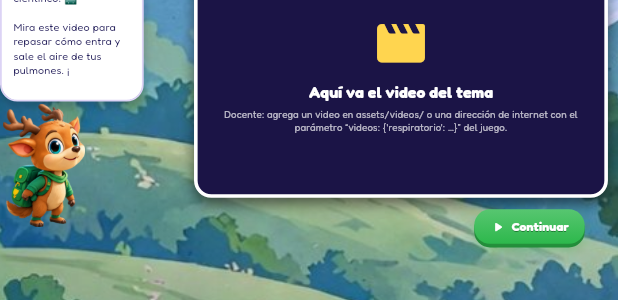
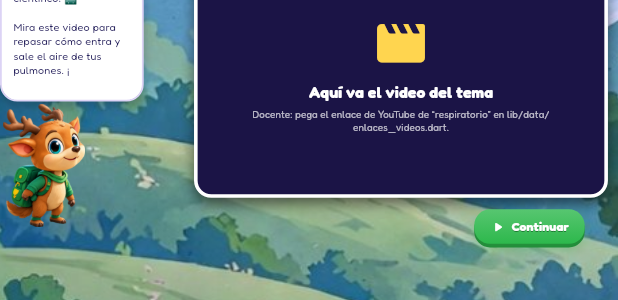
Before and after one commit to marlenexh/exploracyt, a Flutter app: the PantallaVideoTema widget shown alone on an empty page, opened directly, on a phone screen of 412 x 824 dp. Shown: the part 538-838 px from the top of the screen. Run offline on Flutter 3.47's test engine with Material 3 defaults, Android fonts, the phone set to English and light mode, and no system bars; our stand-ins replace shared_preferences, video_player, youtube_player_iframe; accounts and stored records are empty.

Commit message:
Videos de YouTube: reproductor en el juego y un solo archivo de enlaces
Todos los videos del juego (90, de los 6 mundos) se configuran pegando
su enlace de YouTube en lib/data/enlaces_videos.dart. El reproductor usa
youtube_player_iframe (web, Android e iOS) y deja continuar al ver el
80 % del video, si YouTube no permite insertarlo o tras 90 segundos si no
carga. Si un enlace está vacío se usa el archivo de assets/videos o se
muestra un aviso para el docente. Se agrega el permiso de internet en
Android.

Co-Authored-By: Claude Opus 5.5 <noreply@anthropic.com>
Claude-Session: https://claude.ai/code/session_01VrspmPvjYco5vcoBE7oz6H

```diff
--- a/assets/videos/LEEME.txt
+++ b/assets/videos/LEEME.txt
@@ -1,3 +1,20 @@
+VIDEOS DE YOUTUBE (recomendado)
+================================
+La forma más fácil: pega el enlace de YouTube de cada video en
+lib/data/enlaces_videos.dart. Ahí están los 90 videos del juego, con el
+mundo, el tema y la misión de cada uno. Por ejemplo:
+  'ia_1': 'https://www.youtube.com/watch?v=XXXXXXXXXXX',
+Sirven enlaces de youtube.com/watch, youtu.be, shorts y embed.
+El video debe permitir insertarse en otros sitios (en YouTube Studio:
+"Permitir insertar"). Si no, el juego avisa y deja continuar.
+El alumno puede continuar al ver el 80 % del video (o tras 90 segundos si
+YouTube no carga).
+
+VIDEOS DESCARGADOS (opcional, funcionan sin internet)
+=====================================================
+Si un enlace queda vacío, el juego busca el archivo en esta carpeta con el
+nombre que aparece abajo.
+
 Coloca aquí los videos de cada misión del Tema 1:
   sistema_circulatorio.mp4   (Misión 1)
   sistema_respiratorio.mp4   (Misión 2)
--- /dev/null
+++ b/lib/data/enlaces_videos.dart
@@ -0,0 +1,163 @@
+/// Enlaces de YouTube de los videos del juego.
+///
+/// Pega entre las comillas el enlace de YouTube de cada video, por ejemplo:
+///   'ia_1': 'https://www.youtube.com/watch?v=XXXXXXXXXXX',
+/// Sirven enlaces de youtube.com/watch, youtu.be, shorts y embed.
+///
+/// Si un enlace queda vacío (''), el juego busca el archivo en assets/videos/
+/// y, si tampoco existe, muestra el aviso "Aquí va el video del tema" y deja
+/// continuar la misión.
+///
+/// Importante: el video debe permitir "insertarse" en otros sitios (opción de
+/// YouTube Studio); si no, el juego avisa y deja continuar.
+const enlacesVideos = <String, String>{
+  // ===== Biología · Tema 1: El cuerpo humano y sus sistemas =====
+  'circulatorio': '', // Sistema circulatorio
+  'respiratorio': '', // Sistema respiratorio
+  'inmune': '', // Sistema inmunológico
+
+  // ===== Biología · Tema 2: El mundo de las células =====
+  'celulas_1': '', // Misión 1 · ¿qué es una célula?
+  'celulas_2': '', // Misión 2 · células animales y vegetales
+  'celulas_3': '', // Misión 3 · la importancia de las células
+
+  // ===== Biología · Tema 3: Alimentación saludable =====
+  'alimentacion_1': '', // Misión 1 · los nutrientes
+  'alimentacion_2': '', // Misión 2 · el Plato del Bien Comer
+  'alimentacion_3': '', // Misión 3 · hábitos saludables
+
+  // ===== Biología · Tema 4: La vida a nuestro alrededor =====
+  'seres_vivos_1': '', // Misión 1 · los seres vivos
+  'seres_vivos_2': '', // Misión 2 · las plantas
+  'seres_vivos_3': '', // Misión 3 · los animales
+
+  // ===== Biología · Tema 5: Biodiversidad y ecosistemas =====
+  'ecosistemas_1': '', // Misión 1 · los ecosistemas
+  'ecosistemas_2': '', // Misión 2 · cadenas alimenticias
+  'ecosistemas_3': '', // Misión 3 · la biodiversidad
+
+  // ===== Electrónica · Tema 1: Conoce los componentes =====
+  'componentes_1': '', // Misión 1 · componentes electrónicos
+  'componentes_2': '', // Misión 2 · el LED y la resistencia
+  'componentes_3': '', // Misión 3 · pilas e interruptores
+
+  // ===== Electrónica · Tema 2: Conecta y enciende =====
+  'circuitos_1': '', // Misión 1 · el circuito eléctrico
+  'circuitos_2': '', // Misión 2 · serie y paralelo
+  'circuitos_3': '', // Misión 3 · conductores y aislantes
+
+  // ===== Electrónica · Tema 3: Detectives electrónicos =====
+  'sensores_1': '', // Misión 1 · ¿qué es un sensor?
+  'sensores_2': '', // Misión 2 · cómo funcionan los sensores
+  'sensores_3': '', // Misión 3 · sensores en la vida diaria
+
+  // ===== Electrónica · Tema 4: Máquinas en movimiento =====
+  'maquinas_1': '', // Misión 1 · el motor eléctrico
+  'maquinas_2': '', // Misión 2 · los mecanismos
+  'maquinas_3': '', // Misión 3 · máquinas en casa
+
+  // ===== Electrónica · Tema 5: Lámpara automática =====
+  'inventos_1': '', // Misión 1 · sistemas automáticos
+  'inventos_2': '', // Misión 2 · programación por bloques
+  'inventos_3': '', // Misión 3 · diseña tu invento
+
+  // ===== Programación · Tema 1: Piensa como programador =====
+  'programacion_1': '', // Misión 1 · ¿qué es programar?
+  'programacion_2': '', // Misión 2 · pensamiento computacional
+  'programacion_3': '', // Misión 3 · resolver problemas
+
+  // ===== Programación · Tema 2: Sigue las instrucciones =====
+  'algoritmos_1': '', // Misión 1 · los algoritmos
+  'algoritmos_2': '', // Misión 2 · las secuencias
+  'algoritmos_3': '', // Misión 3 · diagramas de flujo
+
+  // ===== Programación · Tema 3: Programa con bloques =====
+  'bloques_1': '', // Misión 1 · programar con bloques
+  'bloques_2': '', // Misión 2 · programa al robot
+  'bloques_3': '', // Misión 3 · dibuja con código
+
+  // ===== Programación · Tema 4: Repite y decide =====
+  'repite_1': '', // Misión 1 · las decisiones
+  'repite_2': '', // Misión 2 · los ciclos
+  'repite_3': '', // Misión 3 · ciclos y decisiones
+
+  // ===== Programación · Tema 5: Encuentra el error =====
+  'errores_1': '', // Misión 1 · los bugs
+  'errores_2': '', // Misión 2 · depurar algoritmos
+  'errores_3': '', // Misión 3 · depurar programas
+
+  // ===== Química · Tema 1: El mundo de los materiales =====
+  'materiales_1': '', // Misión 1 · los materiales
+  'materiales_2': '', // Misión 2 · propiedades de los materiales
+  'materiales_3': '', // Misión 3 · usos de los materiales
+
+  // ===== Química · Tema 2: Los gases y sus propiedades =====
+  'gases_1': '', // Misión 1 · los gases
+  'gases_2': '', // Misión 2 · propiedades de los gases
+  'gases_3': '', // Misión 3 · gases en casa
+
+  // ===== Química · Tema 3: Todo se transforma =====
+  'cambios_1': '', // Misión 1 · cambios temporales
+  'cambios_2': '', // Misión 2 · cambios permanentes
+  'cambios_3': '', // Misión 3 · cambios de estado
+
+  // ===== Química · Tema 4: Cocción y descomposición de los alimentos =====
+  'coccion_1': '', // Misión 1 · la cocción
+  'coccion_2': '', // Misión 2 · la descomposición
+  'coccion_3': '', // Misión 3 · conservar alimentos
+
+  // ===== Química · Tema 5: Combustión y oxidación =====
+  'combustion_1': '', // Misión 1 · la combustión
+  'combustion_2': '', // Misión 2 · la oxidación
+  'combustion_3': '', // Misión 3 · el fuego y el ambiente
+
+  // ===== Física · Tema 1: El magnetismo y sus misterios =====
+  'magnetismo_1': '', // Misión 1 · los imanes
+  'magnetismo_2': '', // Misión 2 · materiales magnéticos
+  'magnetismo_3': '', // Misión 3 · la Tierra y la brújula
+
+  // ===== Física · Tema 2: La gravedad en acción =====
+  'gravedad_1': '', // Misión 1 · la gravedad
+  'gravedad_2': '', // Misión 2 · la caída libre
+  'gravedad_3': '', // Misión 3 · efectos de la gravedad
+
+  // ===== Física · Tema 3: Calor y energía térmica =====
+  'calor_1': '', // Misión 1 · temperatura y calor
+  'calor_2': '', // Misión 2 · transferencia de calor
+  'calor_3': '', // Misión 3 · conductores y aislantes
+
+  // ===== Física · Tema 4: La energía que nos rodea =====
+  'energia_1': '', // Misión 1 · la electricidad
+  'energia_2': '', // Misión 2 · conductores y aislantes
+  'energia_3': '', // Misión 3 · ahorra energía
+
+  // ===== Física · Tema 5: Explorando el Sistema Solar =====
+  'espacio_1': '', // Misión 1 · el Sistema Solar
+  'espacio_2': '', // Misión 2 · los planetas
+  'espacio_3': '', // Misión 3 · los movimientos de la Tierra
+
+  // ===== Inteligencia Artificial · Tema 1: Máquinas inteligentes =====
+  'ia_1': '', // Misión 1 · ¿qué es la IA?
+  'ia_2': '', // Misión 2 · la prueba de Turing
+  'ia_3': '', // Misión 3 · agentes inteligentes
+
+  // ===== Inteligencia Artificial · Tema 2: Encuentra el patrón =====
+  'patrones_1': '', // Misión 1 · características y semejanzas
+  'patrones_2': '', // Misión 2 · secuencias y patrones
+  'patrones_3': '', // Misión 3 · las máquinas ven
+
+  // ===== Inteligencia Artificial · Tema 3: Enseña a una máquina =====
+  'aprendizaje_1': '', // Misión 1 · ¿cómo aprende una máquina?
+  'aprendizaje_2': '', // Misión 2 · entrena una IA
+  'aprendizaje_3': '', // Misión 3 · redes neuronales
+
+  // ===== Inteligencia Artificial · Tema 4: Inteligencia en acción =====
+  'accion_1': '', // Misión 1 · asistentes inteligentes
+  'accion_2': '', // Misión 2 · recomendaciones
+  'accion_3': '', // Misión 3 · la IA que ayuda
+
+  // ===== Inteligencia Artificial · Tema 5: Usa la IA con cuidado =====
+  'cuidado_1': '', // Misión 1 · la IA se equivoca
+  'cuidado_2': '', // Misión 2 · cuida tus datos
+  'cuidado_3': '', // Misión 3 · usa la IA con responsabilidad
+};
--- a/lib/presentation/biology/tema1/mision1.dart
+++ b/lib/presentation/biology/tema1/mision1.dart
@@ -4,6 +4,8 @@ import 'dart:math' as math;
 import 'package:flutter/material.dart';
 import 'package:flutter/services.dart';
 import 'package:video_player/video_player.dart';
+import '../../../data/enlaces_videos.dart';
+import '../../videos/video_youtube.dart';
 
 import 'aventura.dart';
 import 'componentes.dart';
@@ -1532,6 +1534,9 @@ class PantallaVideoTema extends StatefulWidget {
 
 class _PantallaVideoTemaState extends State<PantallaVideoTema> {
   VideoPlayerController? _video;
+
+  /// Identificador del video si el enlace es de YouTube.
+  String? _youtube;
   bool _cargando = true;
   bool _sinVideo = false;
   bool _visto = false;
@@ -1542,7 +1547,8 @@ class _PantallaVideoTemaState extends State<PantallaVideoTema> {
     super.didChangeDependencies();
     if (!_iniciado) {
       _iniciado = true;
-      _cargar(ConfiguracionJuego.of(context).videos[widget.clave]);
+      final enlace = enlacesVideos[widget.clave] ?? '';
+      _cargar(enlace.trim().isNotEmpty ? enlace.trim() : ConfiguracionJuego.of(context).videos[widget.clave]);
     }
   }
 
@@ -1551,6 +1557,14 @@ class _PantallaVideoTemaState extends State<PantallaVideoTema> {
       setState(() {
         _cargando = false;
         _sinVideo = true;
+      });
+      return;
+    }
+    final yt = idYoutube(fuente);
+    if (yt != null) {
+      setState(() {
+        _youtube = yt;
+        _cargando = false;
       });
       return;
     }
@@ -1621,6 +1635,19 @@ class _PantallaVideoTemaState extends State<PantallaVideoTema> {
       pantalla = const Center(
         child: CircularProgressIndicator(color: Colors.white),
       );
+    } else if (_youtube != null && !_sinVideo) {
+      pantalla = ClipRRect(
+        borderRadius: BorderRadius.circular(18),
+        child: ReproductorYoutube(
+          id: _youtube!,
+          onVisto: () {
+            if (mounted && !_visto) setState(() => _visto = true);
+          },
+          onError: () {
+            if (mounted && !_sinVideo) setState(() => _sinVideo = true);
+          },
+        ),
+      );
     } else if (_sinVideo || v == null) {
       pantalla = Padding(
         padding: const EdgeInsets.all(18),
@@ -1646,8 +1673,9 @@ class _PantallaVideoTemaState extends State<PantallaVideoTema> {
             ),
             const SizedBox(height: 6),
             Text(
-              'Docente: agrega un video en assets/videos/ o una dirección de internet con el parámetro '
-              '“videos: {\'${widget.clave}\': …}” del juego.',
+              _youtube != null
+                  ? 'Este video de YouTube no se puede reproducir aquí (puede que no permita insertarse). ¡Puedes continuar!'
+                  : 'Docente: pega el enlace de YouTube de “${widget.clave}” en lib/data/enlaces_videos.dart.',
               textAlign: TextAlign.center,
               style: const TextStyle(color: Colors.white70, fontSize: 13.5),
             ),
--- a/pubspec.yaml
+++ b/pubspec.yaml
@@ -10,6 +10,7 @@ dependencies:
     sdk: flutter
   shared_preferences: ^2.2.3
   video_player: ^2.14.1
+  youtube_player_iframe: ^6.0.4
 
 dev_dependencies:
   flutter_test:
```
Also changed, not shown: lib/presentation/videos/video_youtube.dart (added, +106 -0 lines), pubspec.lock, 8 other files.
